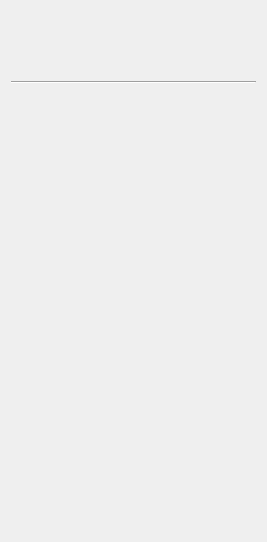
First picture: the form in src/mainui/sidebar/documentwidget.ui, repository KDE/conquirere, before the edit.
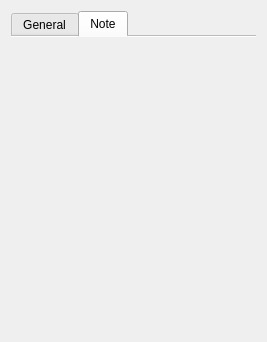
Second picture: the form after the edit. The open tabs and pages were chosen to show the change. Custom widgets are drawn as their Qt base class.

Commit message: allow to add/edit/remove pimo:Note resources to nearly anything

What changed in the file:
```diff
--- a/src/mainui/sidebar/documentwidget.ui
+++ b/src/mainui/sidebar/documentwidget.ui
@@ -7,7 +7,7 @@
     <x>0</x>
     <y>0</y>
     <width>267</width>
-    <height>542</height>
+    <height>342</height>
    </rect>
   </property>
   <property name="windowTitle">
@@ -15,6 +15,19 @@
   </property>
   <layout class="QVBoxLayout" name="verticalLayout">
    <item>
+    <widget class="QTabWidget" name="tabWidget">
+     <property name="currentIndex">
+      <number>0</number>
+     </property>
+     <property name="documentMode">
+      <bool>true</bool>
+     </property>
+     <widget class="QWidget" name="tab">
+      <attribute name="title">
+       <string>General</string>
+      </attribute>
+      <layout class="QVBoxLayout" name="verticalLayout_3">
+       <item>
     <layout class="QHBoxLayout" name="horizontalLayout">
      <item>
       <spacer name="horizontalSpacer">
@@ -90,10 +103,37 @@
      <property name="sizeHint" stdset="0">
       <size>
        <width>20</width>
-       <height>40</height>
+           <height>215</height>
       </size>
      </property>
     </spacer>
+       </item>
+      </layout>
+     </widget>
+     <widget class="QWidget" name="tab_2">
+      <attribute name="title">
+       <string>Note</string>
+      </attribute>
+      <layout class="QVBoxLayout" name="verticalLayout_2">
+       <item>
+        <widget class="ListAnnotationsWidget" name="editAnnot" native="true"/>
+       </item>
+       <item>
+        <spacer name="verticalSpacer_2">
+         <property name="orientation">
+          <enum>Qt::Vertical</enum>
+         </property>
+         <property name="sizeHint" stdset="0">
+          <size>
+           <width>20</width>
+           <height>282</height>
+          </size>
+         </property>
+        </spacer>
+       </item>
+      </layout>
+     </widget>
+    </widget>
    </item>
   </layout>
  </widget>
@@ -103,6 +143,12 @@
    <extends>QWidget</extends>
    <header>kfilemetadatawidget.h</header>
   </customwidget>
+  <customwidget>
+   <class>ListAnnotationsWidget</class>
+   <extends>QWidget</extends>
+   <header>sidebar/listannotationswidget.h</header>
+   <container>1</container>
+  </customwidget>
  </customwidgets>
  <resources/>
  <connections/>
```
Lines whose indentation alone changed are shown as unchanged. The commit also changes 14 other files.
